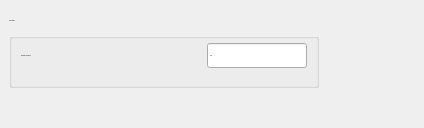
Old version of the form sql_settings_form.ui in the repository TrinhLab/CASPERapp.
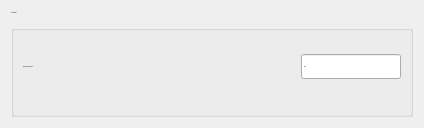
New version of the form.

```diff
--- a/sql_settings_form.ui
+++ b/sql_settings_form.ui
@@ -13,19 +13,13 @@
   <property name="windowTitle">
    <string>Form</string>
   </property>
+  <layout class="QGridLayout" name="gridLayout_3">
+   <item row="0" column="0">
   <widget class="QGroupBox" name="groupBox">
-   <property name="geometry">
-    <rect>
-     <x>9</x>
-     <y>19</y>
-     <width>310</width>
-     <height>69</height>
-    </rect>
-   </property>
    <property name="font">
     <font>
      <family>Arial</family>
-     <pointsize>1</pointsize>
+       <pointsize>-1</pointsize>
      <weight>50</weight>
      <italic>false</italic>
      <bold>false</bold>
@@ -85,6 +79,8 @@
     </item>
    </layout>
   </widget>
+   </item>
+  </layout>
  </widget>
  <resources/>
  <connections/>
```
Lines whose indentation alone changed are shown as unchanged.
